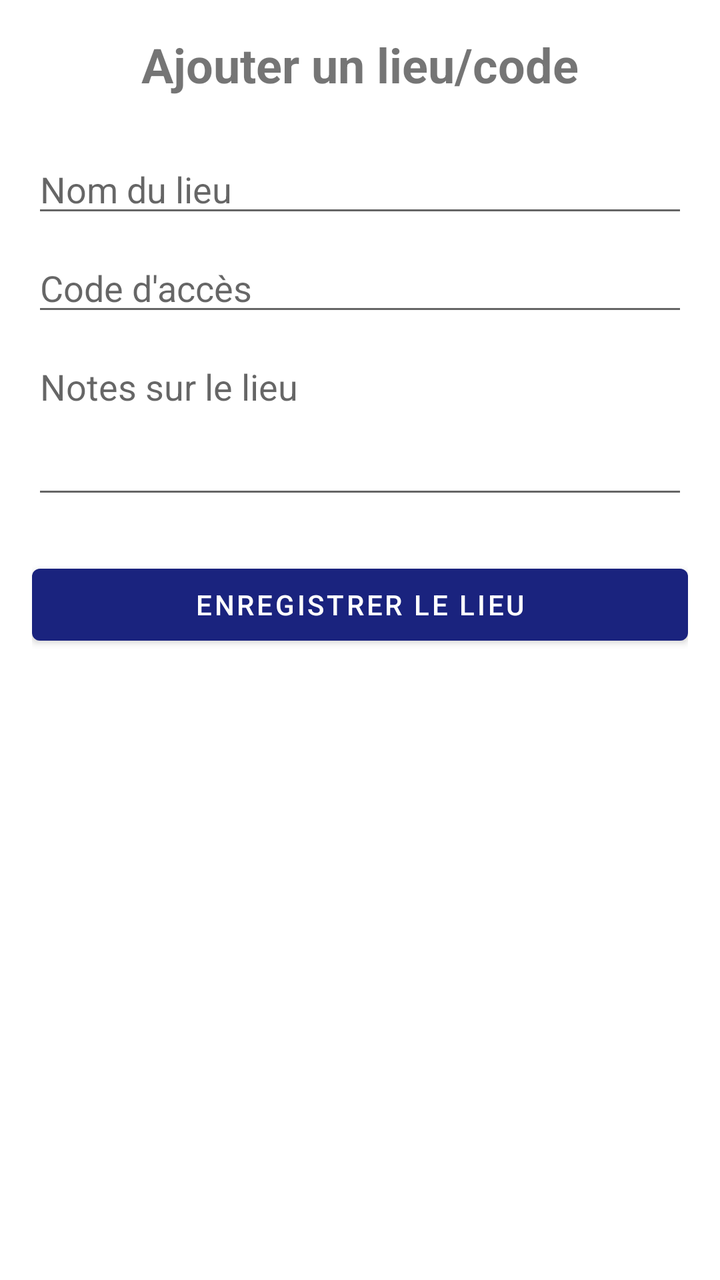
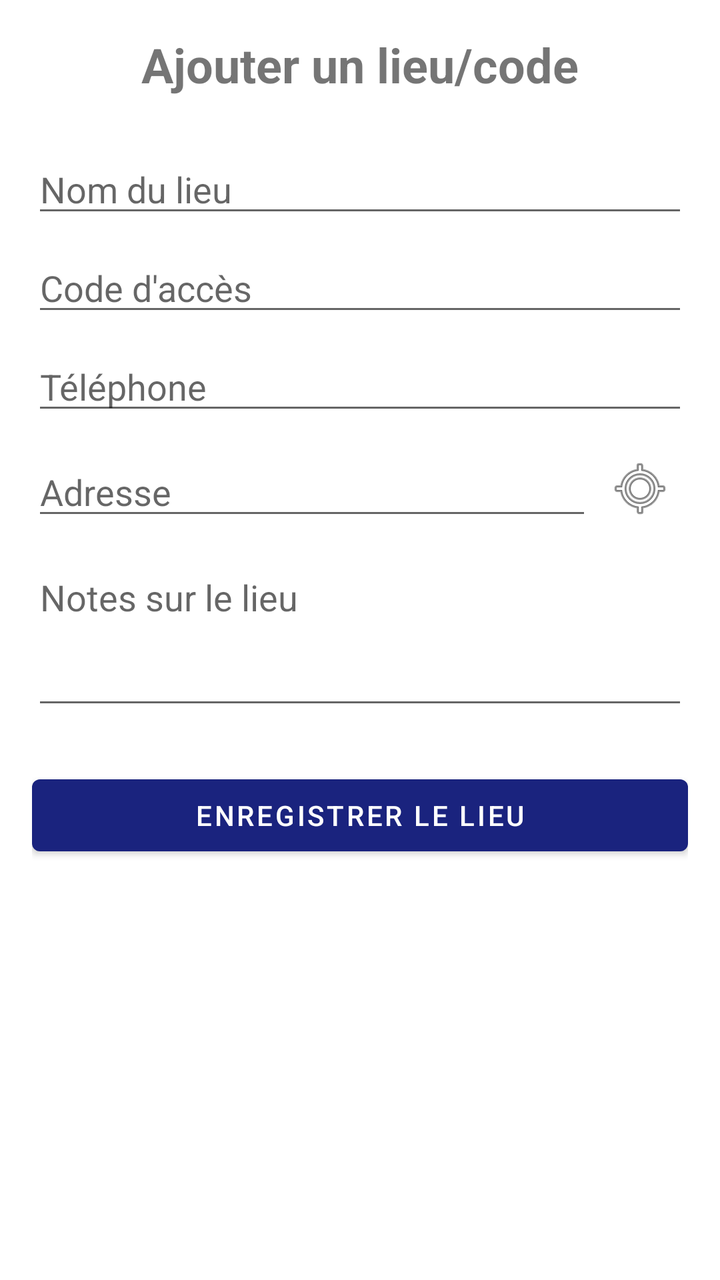

Two renders of the same Android screen: before a commit and after it. Below are the layout's source before the change and the commit's diff.
<!-- AndroidManifest.xml: application theme Theme.ExpertSuivi -->
<!-- res/layout/activity_add_lieu.xml -->
<?xml version="1.0" encoding="utf-8"?>
<LinearLayout xmlns:android="http://schemas.android.com/apk/res/android"
    android:layout_width="match_parent"
    android:layout_height="match_parent"
    android:orientation="vertical"
    android:padding="16dp">

    <TextView
        android:id="@+id/tvAddLieuTitle"
        android:layout_width="wrap_content"
        android:layout_height="wrap_content"
        android:text="@string/btn_add_lieu"
        android:textSize="24sp"
        android:textStyle="bold"
        android:layout_gravity="center"
        android:layout_marginBottom="24dp"/>

    <EditText
        android:id="@+id/etLieuNom"
        android:layout_width="match_parent"
        android:layout_height="wrap_content"
        android:hint="@string/hint_lieu_nom"
        android:inputType="text"
        android:layout_marginBottom="8dp"/>

    <EditText
        android:id="@+id/etLieuCode"
        android:layout_width="match_parent"
        android:layout_height="wrap_content"
        android:hint="@string/hint_lieu_code"
        android:inputType="text"
        android:layout_marginBottom="8dp"/>

    <EditText
        android:id="@+id/etLieuNotes"
        android:layout_width="match_parent"
        android:layout_height="wrap_content"
        android:hint="@string/hint_lieu_notes"
        android:inputType="textMultiLine"
        android:gravity="top"
        android:minLines="3"
        android:layout_marginBottom="24dp"/>

    <Button
        android:id="@+id/btnSaveLieu"
        android:layout_width="match_parent"
        android:layout_height="wrap_content"
        android:text="@string/btn_save_lieu"/>

</LinearLayout>
<!-- resources referenced by this layout -->
<resources>
  <string name="btn_add_lieu">Ajouter un lieu/code</string>
  <string name="btn_save_lieu">Enregistrer le lieu</string>
  <string name="hint_lieu_code">Code d\'accès</string>
  <string name="hint_lieu_nom">Nom du lieu</string>
  <string name="hint_lieu_notes">Notes sur le lieu</string>
  <style name="Theme.ExpertSuivi" parent="Theme.MaterialComponents.DayNight.DarkActionBar">
          <item name="colorPrimary">@color/brand_primary</item>
          <item name="colorPrimaryVariant">@color/brand_secondary</item>
          <item name="colorOnPrimary">@color/white</item>
          <item name="colorSecondary">@color/brand_accent</item>
          <item name="android:statusBarColor">?attr/colorPrimaryVariant</item>
      </style>
  <color name="brand_primary">#1A237E</color>
  <color name="brand_secondary">#0D47A1</color>
  <color name="white">#FFFFFF</color>
  <color name="brand_accent">#FFAB40</color>
</resources>

<!-- the commit's change to res/layout/activity_add_lieu.xml (unified diff, before → after) -->
@@ -32,6 +32,39 @@
         android:layout_marginBottom="8dp"/>
 
     <EditText
+        android:id="@+id/etLieuTel"
+        android:layout_width="match_parent"
+        android:layout_height="wrap_content"
+        android:hint="Téléphone"
+        android:inputType="phone"
+        android:layout_marginBottom="8dp"/>
+
+    <RelativeLayout
+        android:layout_width="match_parent"
+        android:layout_height="wrap_content"
+        android:layout_marginBottom="8dp">
+
+        <EditText
+            android:id="@+id/etLieuAdresse"
+            android:layout_width="match_parent"
+            android:layout_height="wrap_content"
+            android:hint="Adresse"
+            android:inputType="textPostalAddress"
+            android:layout_toStartOf="@+id/btnLieuGps"
+            android:layout_centerVertical="true"/>
+
+        <ImageButton
+            android:id="@+id/btnLieuGps"
+            android:layout_width="48dp"
+            android:layout_height="48dp"
+            android:layout_alignParentEnd="true"
+            android:layout_centerVertical="true"
+            android:src="@android:drawable/ic_menu_mylocation"
+            android:background="?attr/selectableItemBackgroundBorderless"
+            android:contentDescription="GPS"/>
+    </RelativeLayout>
+
+    <EditText
         android:id="@+id/etLieuNotes"
         android:layout_width="match_parent"
         android:layout_height="wrap_content"
